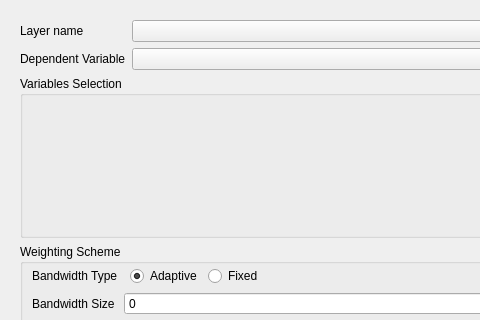
Old version of the form src/gwmgtdroptionsdialog.ui in the repository GWmodel-Lab/GWmodelS; both pictures show x 0 to 480 and y 0 to 320 of the 700 by 800 pixel window.
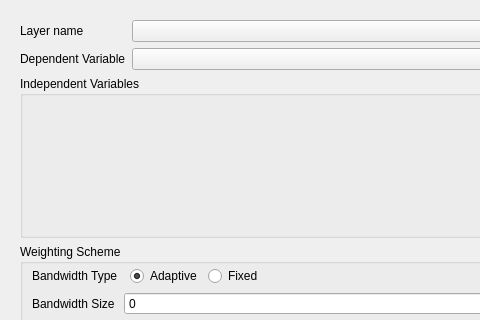
New version of the form. Custom widgets are drawn as their Qt base class.

Commit message: feat: main algorithm; property tab

What changed in the file:
```diff
--- a/src/gwmgtdroptionsdialog.ui
+++ b/src/gwmgtdroptionsdialog.ui
@@ -27,8 +27,8 @@
        <rect>
         <x>0</x>
         <y>0</y>
-        <width>636</width>
-        <height>641</height>
+        <width>682</width>
+        <height>782</height>
        </rect>
       </property>
       <layout class="QVBoxLayout" name="verticalLayout_7">
@@ -65,7 +65,7 @@
        <item>
         <widget class="QGroupBox" name="groupBox">
          <property name="title">
-          <string>Variables Selection</string>
+          <string>Independent Variables</string>
          </property>
          <layout class="QVBoxLayout" name="verticalLayout_4" stretch="1">
           <item>
```
The commit also changes 4 other files.
